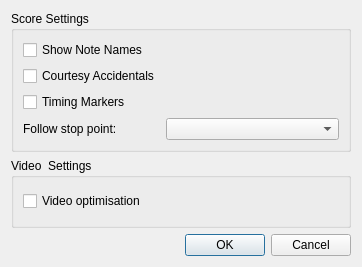
barak/PianoBooster, file src/GuiPreferencesDialog.ui: the form before one commit.
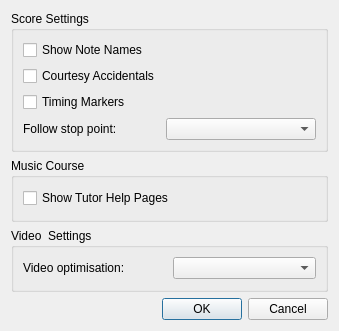
The form after the commit.

The edit to the form file:
```diff
--- a/src/GuiPreferencesDialog.ui
+++ b/src/GuiPreferencesDialog.ui
@@ -6,14 +6,20 @@
    <rect>
     <x>0</x>
     <y>0</y>
-    <width>362</width>
-    <height>267</height>
+    <width>339</width>
+    <height>331</height>
    </rect>
   </property>
+  <property name="sizePolicy">
+   <sizepolicy hsizetype="Minimum" vsizetype="Minimum">
+    <horstretch>0</horstretch>
+    <verstretch>0</verstretch>
+   </sizepolicy>
+  </property>
   <property name="windowTitle">
    <string>Dialog</string>
   </property>
-  <layout class="QVBoxLayout" name="verticalLayout_2">
+  <layout class="QVBoxLayout" name="verticalLayout_4">
    <item>
     <widget class="QGroupBox" name="groupBox_2">
      <property name="title">
@@ -100,18 +106,61 @@
      </layout>
     </widget>
    </item>
+   <item>
+    <widget class="QGroupBox" name="groupBox_3">
+     <property name="title">
+      <string>Music Course</string>
+     </property>
+     <layout class="QVBoxLayout" name="verticalLayout_2">
+      <item>
+       <layout class="QGridLayout" name="gridLayout_2">
+        <property name="verticalSpacing">
+         <number>0</number>
+        </property>
+        <item row="0" column="0">
+         <widget class="QCheckBox" name="showTutorPagesCheck">
+          <property name="text">
+           <string>Show Tutor Help Pages</string>
+          </property>
+         </widget>
+        </item>
+       </layout>
+      </item>
+     </layout>
+    </widget>
+   </item>
    <item>
     <widget class="QGroupBox" name="groupBox">
+     <property name="sizePolicy">
+      <sizepolicy hsizetype="Preferred" vsizetype="Minimum">
+       <horstretch>0</horstretch>
+       <verstretch>0</verstretch>
+      </sizepolicy>
+     </property>
      <property name="title">
       <string>Video  Settings</string>
      </property>
      <layout class="QVBoxLayout" name="verticalLayout">
+      <property name="sizeConstraint">
+       <enum>QLayout::SetMinimumSize</enum>
+      </property>
       <item>
-       <widget class="QCheckBox" name="videoOptimiseCheck">
-        <property name="text">
-         <string>Video optimisation</string>
-        </property>
-       </widget>
+       <layout class="QGridLayout" name="gridLayout_2x">
+        <item row="0" column="0">
+         <widget class="QLabel" name="label_2">
+          <property name="text">
+           <string>Video optimisation:</string>
+          </property>
+         </widget>
+        </item>
+        <item row="0" column="1">
+         <widget class="QComboBox" name="videoOptimiseCombo">
+          <property name="sizeAdjustPolicy">
+           <enum>QComboBox::AdjustToContents</enum>
+          </property>
+         </widget>
+        </item>
+       </layout>
       </item>
      </layout>
     </widget>
```
